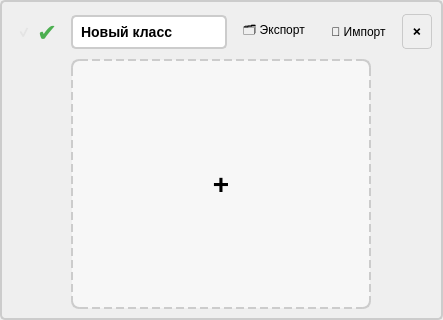
This is src/interface_module/uis/widgets/class_field.ui in b1t0nese/MacLearn as Qt 5 draws it before an edit. The edited form follows.
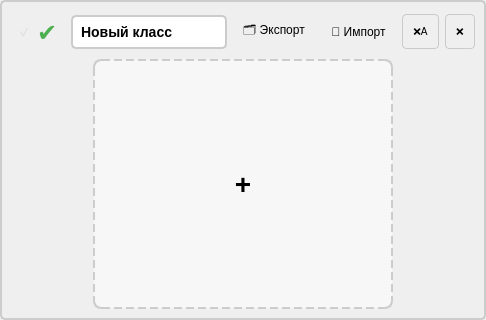
This is the edited form.

Commit message: add initial project configuration files and dependencies for SAM3 annotation library

Patch:
```diff
--- a/src/interface_module/uis/widgets/class_field.ui
+++ b/src/interface_module/uis/widgets/class_field.ui
@@ -129,6 +129,29 @@
        </property>
       </widget>
      </item>
+     <item>
+      <widget class="QPushButton" name="class_delete_annotations">
+       <property name="styleSheet">
+        <string notr="true">
+QPushButton {
+    background-color: palette(button);
+    color: palette(button-text);
+    border: 1px solid palette(midlight);
+    font-size: 10px;
+    border-radius: 4px;
+}
+QPushButton:hover {
+    background-color: palette(dark);
+    border-color: palette(highlight);
+}
+QPushButton:pressed { background-color: palette(shadow); }
+        </string>
+       </property>
+       <property name="text">
+        <string>❌A</string>
+       </property>
+      </widget>
+     </item>
      <item>
       <widget class="QPushButton" name="class_delete">
        <property name="styleSheet">
```
The commit also changes 28 other files.
